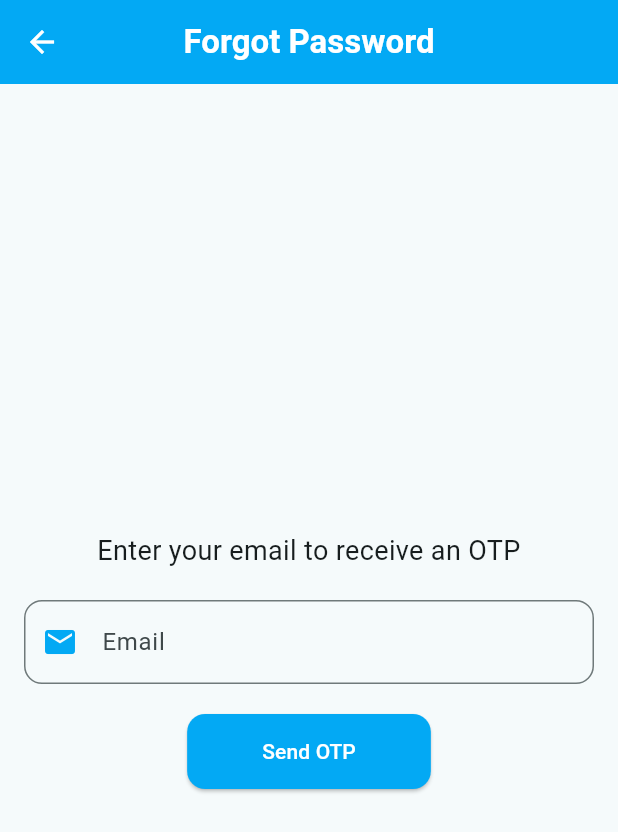
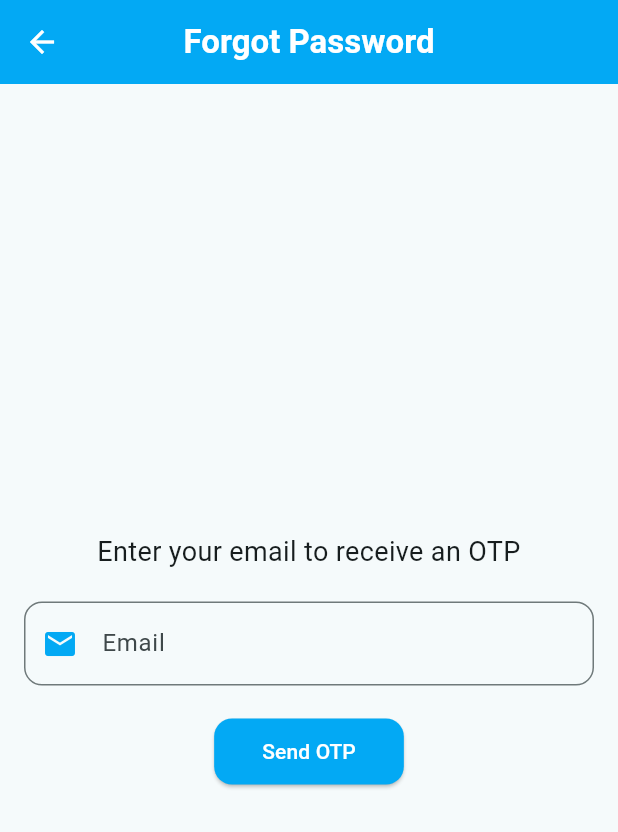
Before and after one commit to cchrisha/Community-Guild, a Flutter app: the ForgetPasswordPage screen opened directly, on a phone screen of 412 x 824 dp. Shown: the top 832 px of the screen. Run offline on Flutter 3.47's test engine with Material 3 defaults, Android fonts, the phone set to English and light mode, and no system bars; our stand-ins replace equatable, flutter_bloc, get, google_fonts, image_picker, shared_preferences; accounts and stored records are empty.

Commit message:
separate the ui of forget password

```diff
--- a/lib/screens/forget_password.dart
+++ b/lib/screens/forget_password.dart
@@ -1,6 +1,11 @@
 import 'package:flutter/material.dart';
 import 'dart:async';
-
+import '../widget/forgot_password/custom_app_bar.dart';
+import '../widget/forgot_password/email_input.dart';
+import '../widget/forgot_password/otp_input.dart';
+import '../widget/forgot_password/password_input.dart';
+import '../widget/forgot_password/send_otp_button.dart';
+import '../widget/forgot_password/verify_otp_button.dart';
 import 'login_page.dart';
 
 class ForgetPasswordPage extends StatefulWidget {
@@ -18,7 +23,7 @@ class _ForgetPasswordPageState extends State<ForgetPasswordPage> {
   bool _isOtpSent = false;
   bool _isOtpVerified = false;
   bool _isLoading = false;
-  bool _isVerifying = false; // Added for OTP verification loading state
+  bool _isVerifying = false;
   bool _isPasswordVisible = false;
   String _passwordStrength = '';
 
@@ -27,7 +32,6 @@ class _ForgetPasswordPageState extends State<ForgetPasswordPage> {
       setState(() {
         _isLoading = true;
       });
-      // Simulate OTP send logic
       Future.delayed(const Duration(seconds: 2), () {
         setState(() {
           _isLoading = false;
@@ -40,7 +44,7 @@ class _ForgetPasswordPageState extends State<ForgetPasswordPage> {
 
   void _verifyOtp() {
     setState(() {
-      _isVerifying = true; // Show loading spinner when verifying OTP
+      _isVerifying = true;
     });
     Future.delayed(const Duration(seconds: 2), () {
       if (_otpController.text == '123456') {
@@ -52,7 +56,7 @@ class _ForgetPasswordPageState extends State<ForgetPasswordPage> {
         _showDialog('Error', 'Invalid OTP. Please try again.');
       }
       setState(() {
-        _isVerifying = false; // Hide loading spinner
+        _isVerifying = false;
       });
     });
   }
@@ -63,13 +67,10 @@ class _ForgetPasswordPageState extends State<ForgetPasswordPage> {
         _isLoading = true;
       });
 
-      // Simulate password reset logic
       Future.delayed(const Duration(seconds: 2), () {
         setState(() {
           _isLoading = false;
         });
-
-        // Show success dialog with navigation to login page on 'OK' click
         _showSuccessDialog(
             'Success', 'Your password has been reset successfully.');
       });
@@ -88,7 +89,7 @@ class _ForgetPasswordPageState extends State<ForgetPasswordPage> {
           actions: <Widget>[
             TextButton(
               onPressed: () {
-                Navigator.pop(context); // Close the dialog
+                Navigator.pop(context);
                 Navigator.pushReplacement(
                   context,
                   MaterialPageRoute(builder: (context) => const LoginPage()),
@@ -142,21 +143,7 @@ class _ForgetPasswordPageState extends State<ForgetPasswordPage> {
   @override
   Widget build(BuildContext context) {
     return Scaffold(
-      appBar: AppBar(
-        title: const Text(
-          'Forgot Password',
-          style: TextStyle(fontWeight: FontWeight.bold, color: Colors.white),
-        ),
-        backgroundColor: Colors.lightBlue,
-        elevation: 0,
-        centerTitle: true,
-        leading: IconButton(
-          icon: const Icon(Icons.arrow_back, color: Colors.white),
-          onPressed: () {
-            Navigator.pop(context);
-          },
-        ),
-      ),
+      appBar: const CustomAppBar(title: 'Forgot Password'),
       body: Padding(
         padding: const EdgeInsets.all(16.0),
         child: Form(
@@ -164,129 +151,48 @@ class _ForgetPasswordPageState extends State<ForgetPasswordPage> {
           child: Column(
             mainAxisAlignment: MainAxisAlignment.center,
             children: [
-              if (!_isOtpSent)
-                Column(
-                  children: [
+              if (!_isOtpSent) ...[
                 const Text(
                   'Enter your email to receive an OTP',
                   textAlign: TextAlign.center,
                   style: TextStyle(fontSize: 18),
                 ),
                 const SizedBox(height: 20),
-                    TextFormField(
-                      controller: _emailController,
-                      decoration: InputDecoration(
-                        hintText: 'Email',
-                        border: OutlineInputBorder(
-                            borderRadius: BorderRadius.circular(12)),
-                        prefixIcon: const Icon(
-                          Icons.email,
-                          color: Colors.lightBlue,
+                EmailInput(controller: _emailController),
+                const SizedBox(height: 20),
+                SendOtpButton(
+                  isLoading: _isLoading,
+                  onPressed: _sendOtp,
                 ),
-                      ),
-                      keyboardType: TextInputType.emailAddress,
-                      validator: (value) {
-                        if (value == null || value.isEmpty) {
-                          return 'Please enter your email';
-                        } else if (!RegExp(r'^[\w-\.]+@([\w-]+\.)+[\w-]{2,4}$')
-                            .hasMatch(value)) {
-                          return 'Please enter a valid email address';
-                        }
-                        return null;
-                      },
-                    ),
-                    const SizedBox(height: 20),
-                    _isLoading
-                        ? const CircularProgressIndicator()
-                        : ElevatedButton(
-                            onPressed: _sendOtp,
-                            style: ElevatedButton.styleFrom(
-                              padding: const EdgeInsets.symmetric(
-                                  vertical: 15, horizontal: 50),
-                              shape: RoundedRectangleBorder(
-                                  borderRadius: BorderRadius.circular(12)),
-                              backgroundColor: Colors.lightBlue,
-                            ),
-                            child: const Text(
-                              'Send OTP',
-                              style: TextStyle(color: Colors.white),
-                            ),
-                          ),
-                  ],
-                ),
-              if (_isOtpSent && !_isOtpVerified)
-                Column(
-                  children: [
+              ] else if (_isOtpSent && !_isOtpVerified) ...[
                 const Text(
                   'Enter the OTP sent to your email',
                   textAlign: TextAlign.center,
                   style: TextStyle(fontSize: 18),
                 ),
                 const SizedBox(height: 20),
-                    TextFormField(
-                      controller: _otpController,
-                      decoration: InputDecoration(
-                        hintText: 'Enter OTP',
-                        border: OutlineInputBorder(
-                            borderRadius: BorderRadius.circular(12)),
-                        prefixIcon: const Icon(
-                          Icons.lock,
-                          color: Colors.lightBlue,
+                OtpInput(controller: _otpController),
+                const SizedBox(height: 20),
+                VerifyOtpButton(
+                  isVerifying: _isVerifying,
+                  onPressed: _verifyOtp,
                 ),
-                      ),
-                      keyboardType: TextInputType.number,
-                    ),
-                    const SizedBox(height: 20),
-                    _isVerifying
-                        ? const CircularProgressIndicator() // Loading indicator for OTP verification
-                        : ElevatedButton(
-                            onPressed: _verifyOtp,
-                            style: ElevatedButton.styleFrom(
-                              padding: const EdgeInsets.symmetric(
-                                  vertical: 15, horizontal: 50),
-                              shape: RoundedRectangleBorder(
-                                  borderRadius: BorderRadius.circular(12)),
-                              backgroundColor: Colors.lightBlue,
-                            ),
-                            child: const Text(
-                              'Verify OTP',
-                              style: TextStyle(color: Colors.white),
-                            ),
-                          ),
-                  ],
-                ),
-              if (_isOtpVerified)
-                Column(
-                  children: [
+              ] else if (_isOtpVerified) ...[
                 const Text(
                   'Enter a new password',
                   textAlign: TextAlign.center,
                   style: TextStyle(fontSize: 18),
                 ),
                 const SizedBox(height: 20),
-                    TextFormField(
+                PasswordInput(
                   controller: _passwordController,
-                      obscureText: !_isPasswordVisible,
+                  isVisible: _isPasswordVisible,
                   onChanged: _checkPasswordStrength,
-                      decoration: InputDecoration(
-                        hintText: 'New Password',
-                        border: OutlineInputBorder(
-                            borderRadius: BorderRadius.circular(12)),
-                        prefixIcon: const Icon(
-                          Icons.lock,
-                          color: Colors.lightBlue,
-                        ),
-                        suffixIcon: IconButton(
-                          icon: Icon(_isPasswordVisible
-                              ? Icons.visibility
-                              : Icons.visibility_off),
-                          onPressed: () {
+                  onToggleVisibility: () {
                     setState(() {
                       _isPasswordVisible = !_isPasswordVisible;
                     });
                   },
-                        ),
-                      ),
                 ),
                 const SizedBox(height: 10),
                 Text(
@@ -300,24 +206,12 @@ class _ForgetPasswordPageState extends State<ForgetPasswordPage> {
                   ),
                 ),
                 const SizedBox(height: 20),
-                    _isLoading
-                        ? const CircularProgressIndicator()
-                        : ElevatedButton(
+                SendOtpButton(
+                  isLoading: _isLoading,
                   onPressed: _resetPassword,
-                            style: ElevatedButton.styleFrom(
-                              padding: const EdgeInsets.symmetric(
-                                  vertical: 15, horizontal: 50),
-                              shape: RoundedRectangleBorder(
-                                  borderRadius: BorderRadius.circular(12)),
-                              backgroundColor: Colors.lightBlue,
-                            ),
-                            child: const Text(
-                              'Reset Password',
-                              style: TextStyle(color: Colors.white),
-                            ),
+                  label: 'Reset Password',
                 ),
               ],
-                ),
             ],
           ),
         ),
--- /dev/null
+++ b/lib/widget/forgot_password/custom_app_bar.dart
@@ -0,0 +1,30 @@
+import 'package:flutter/material.dart';
+
+class CustomAppBar extends StatelessWidget implements PreferredSizeWidget {
+  final String title;
+
+  const CustomAppBar({super.key, required this.title});
+
+  @override
+  Widget build(BuildContext context) {
+    return AppBar(
+      title: Text(
+        title,
+        style:
+            const TextStyle(fontWeight: FontWeight.bold, color: Colors.white),
+      ),
+      backgroundColor: Colors.lightBlue,
+      elevation: 0,
+      centerTitle: true,
+      leading: IconButton(
+        icon: const Icon(Icons.arrow_back, color: Colors.white),
+        onPressed: () {
+          Navigator.pop(context);
+        },
+      ),
+    );
+  }
+
+  @override
+  Size get preferredSize => const Size.fromHeight(kToolbarHeight);
+}
--- /dev/null
+++ b/lib/widget/forgot_password/email_input.dart
@@ -0,0 +1,32 @@
+import 'package:flutter/material.dart';
+
+class EmailInput extends StatelessWidget {
+  final TextEditingController controller;
+
+  const EmailInput({super.key, required this.controller});
+
+  @override
+  Widget build(BuildContext context) {
+    return TextFormField(
+      controller: controller,
+      decoration: InputDecoration(
+        hintText: 'Email',
+        border: OutlineInputBorder(borderRadius: BorderRadius.circular(12)),
+        prefixIcon: const Icon(
+          Icons.email,
+          color: Colors.lightBlue,
+        ),
+      ),
+      keyboardType: TextInputType.emailAddress,
+      validator: (value) {
+        if (value == null || value.isEmpty) {
+          return 'Please enter your email';
+        } else if (!RegExp(r'^[\w-\.]+@([\w-]+\.)+[\w-]{2,4}$')
+            .hasMatch(value)) {
+          return 'Please enter a valid email address';
+        }
+        return null;
+      },
+    );
+  }
+}
--- /dev/null
+++ b/lib/widget/forgot_password/send_otp_button.dart
@@ -0,0 +1,32 @@
+import 'package:flutter/material.dart';
+
+class SendOtpButton extends StatelessWidget {
+  final bool isLoading;
+  final VoidCallback onPressed;
+  final String label;
+
+  const SendOtpButton({
+    super.key,
+    required this.isLoading,
+    required this.onPressed,
+    this.label = 'Send OTP',
+  });
+
+  @override
+  Widget build(BuildContext context) {
+    return ElevatedButton(
+      onPressed: isLoading ? null : onPressed,
+      style: ElevatedButton.styleFrom(
+        backgroundColor: Colors.lightBlue,
+        foregroundColor: Colors.white,
+        padding: const EdgeInsets.symmetric(horizontal: 32, vertical: 12),
+        shape: RoundedRectangleBorder(
+          borderRadius: BorderRadius.circular(12),
+        ),
+      ),
+      child: isLoading
+          ? const CircularProgressIndicator(color: Colors.white)
+          : Text(label),
+    );
+  }
+}
```
Also changed, not shown: lib/widget/forgot_password/otp_input.dart (added, +29 -0 lines), lib/widget/forgot_password/password_input.dart (added, +46 -0 lines), lib/widget/forgot_password/verify_otp_button.dart (added, +30 -0 lines). Lines whose indentation alone changed are shown as unchanged.
